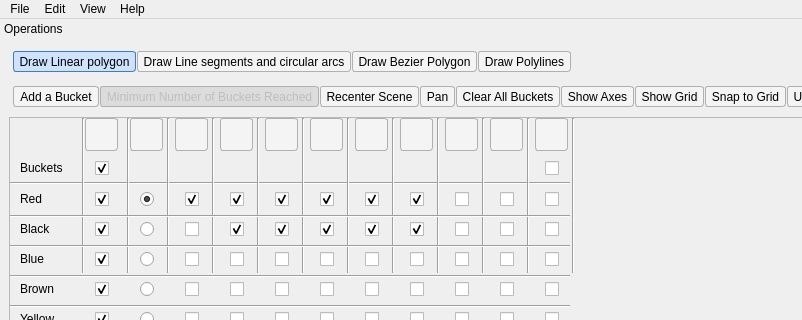
Qt form Boolean_set_operations_2/demo/Boolean_set_operations_2/UiFiles/Boolean_set_operations_2.ui (efifogel/cgal) before a commit; both pictures show x 0 to 802 and y 0 to 320 of the 1124 by 664 pixel window.
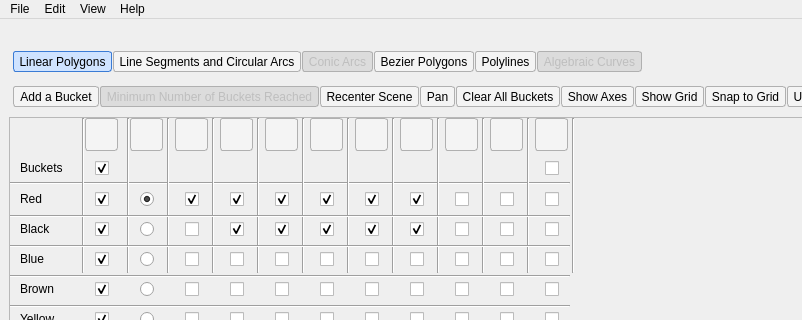
The same form after that commit. Icons and pictures are not drawn.

Commit message: Added a curve tool bar and full circles to the BSO demo, and fixed arc input

```diff
--- a/Boolean_set_operations_2/demo/Boolean_set_operations_2/UiFiles/Boolean_set_operations_2.ui
+++ b/Boolean_set_operations_2/demo/Boolean_set_operations_2/UiFiles/Boolean_set_operations_2.ui
@@ -161,7 +161,7 @@
     <set>Qt::BottomDockWidgetArea</set>
    </property>
    <property name="windowTitle">
-    <string>Operations</string>
+    <string/>
    </property>
    <attribute name="dockWidgetArea">
     <number>1</number>
@@ -221,8 +221,10 @@
            </property>
            <addaction name="actionInsertLinear"/>
            <addaction name="actionInsertCircular"/>
+           <addaction name="actionInsertConic"/>
            <addaction name="actionInsertBezier"/>
            <addaction name="actionInsertPolyline"/>
+           <addaction name="actionInsertAlgebraic"/>
           </widget>
          </item>
          <item>
@@ -2688,7 +2690,7 @@
      <normaloff>:/cgal/icons/resources/insert_polygon.xpm</normaloff>:/cgal/icons/resources/insert_polygon.xpm</iconset>
    </property>
    <property name="text">
-    <string>Draw Linear polygon</string>
+    <string>Linear Polygons</string>
    </property>
    <property name="toolTip" >
     <string>Draw Linear Polygon</string>
@@ -2706,7 +2708,7 @@
      <normaloff>:/cgal/icons/resources/insert_circle.xpm</normaloff>:/cgal/icons/resources/insert_circle.xpm</iconset>
    </property>
    <property name="text">
-    <string>Draw Line segments and circular arcs</string>
+    <string>Line Segments and Circular Arcs</string>
    </property>
    <property name="toolTip" >
     <string>Draw Line segments and circular arcs</string>
@@ -2992,6 +2994,42 @@
     <string>Ctrl+Q</string>
    </property>
   </action>
+  <action name="actionInsertConic">
+   <property name="checkable">
+    <bool>true</bool>
+   </property>
+   <property name="enabled">
+    <bool>false</bool>
+   </property>
+   <property name="icon">
+    <iconset resource="Boolean_operations_2.qrc">
+     <normaloff>:/cgal/icons/resources/insert_conic.png</normaloff>:/cgal/icons/resources/insert_conic.png</iconset>
+   </property>
+   <property name="text">
+    <string>Conic Arcs</string>
+   </property>
+   <property name="toolTip">
+    <string>Conic Arcs (not available yet)</string>
+   </property>
+  </action>
+  <action name="actionInsertAlgebraic">
+   <property name="checkable">
+    <bool>true</bool>
+   </property>
+   <property name="enabled">
+    <bool>false</bool>
+   </property>
+   <property name="icon">
+    <iconset resource="Boolean_operations_2.qrc">
+     <normaloff>:/cgal/icons/resources/insert_algebraic.png</normaloff>:/cgal/icons/resources/insert_algebraic.png</iconset>
+   </property>
+   <property name="text">
+    <string>Algebraic Curves</string>
+   </property>
+   <property name="toolTip">
+    <string>Algebraic Curves (not available yet)</string>
+   </property>
+  </action>
   <action name="actionInsertBezier" >
    <property name="checkable" >
     <bool>true</bool>
@@ -3005,7 +3043,7 @@
     </iconset>
    </property>
    <property name="text" >
-    <string>Draw Bezier Polygon</string>
+    <string>Bezier Polygons</string>
    </property>
    <property name="toolTip" >
     <string>Draw Bezier Polygon</string>
@@ -3024,7 +3062,7 @@
     </iconset>
    </property>
    <property name="text" >
-    <string>Draw Polylines</string>
+    <string>Polylines</string>
    </property>
    <property name="toolTip" >
     <string>Draw Polylines </string>
```
Left out of the diff: 8 changed lines with no effect on the pictures. The commit also changes 5 other files.
